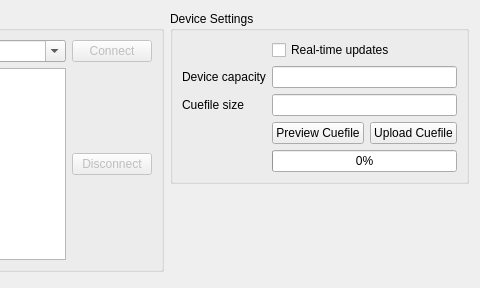
Before: the Qt Designer form src/widget/devicecontrolwidget.ui in 8bitbuddhist/PixelMaestro-Studio, drawn with Qt 5; both pictures show x 208 to 688 and y 0 to 288 of the 688 by 288 pixel window.
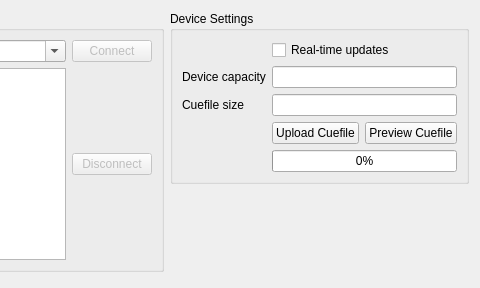
After: the same form once the commit is applied.

What changed in the file:
```diff
--- a/src/widget/devicecontrolwidget.ui
+++ b/src/widget/devicecontrolwidget.ui
@@ -67,16 +67,16 @@
       <item row="6" column="1">
        <layout class="QHBoxLayout" name="cuefileLayout">
         <item>
-         <widget class="QPushButton" name="interpretCuePushButton">
+         <widget class="QPushButton" name="sendPushButton">
           <property name="text">
-           <string>Preview Cuefile</string>
+           <string>Upload Cuefile</string>
           </property>
          </widget>
         </item>
         <item>
-         <widget class="QPushButton" name="sendPushButton">
+         <widget class="QPushButton" name="interpretCuePushButton">
           <property name="text">
-           <string>Upload Cuefile</string>
+           <string>Preview Cuefile</string>
           </property>
          </widget>
         </item>
```
